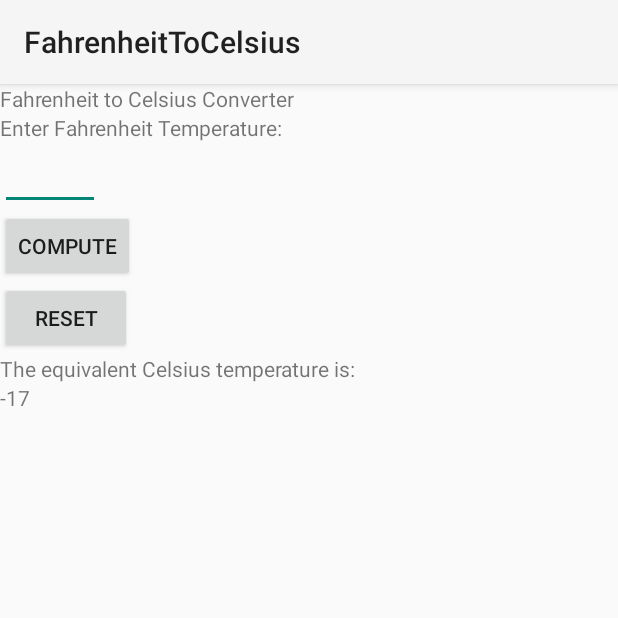
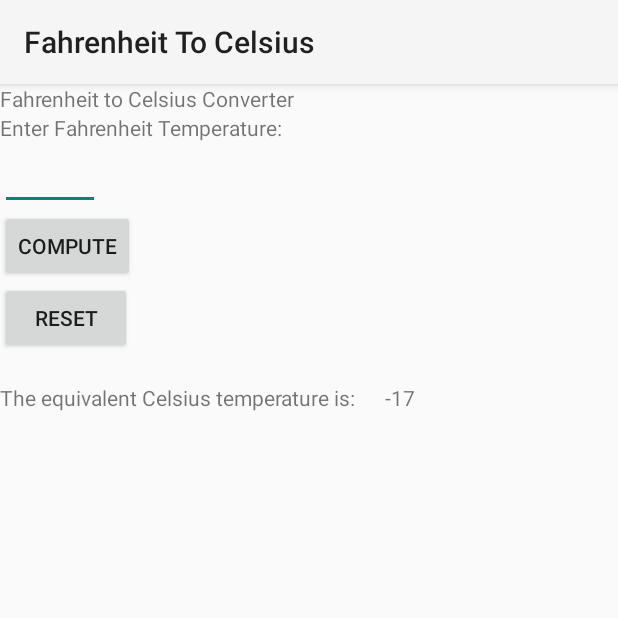
Before and after one commit to cminich/FahrenheitToCelsius, an Android app: the screen it shows after launch (MainActivity), after a tap on "COMPUTE", on a phone screen of 412 x 824 dp, the top half of it. Run offline under Robolectric (Android 15) with nearby library versions, the phone set to English and light mode, and no system bars; 1 statement that could not run was skipped.

Commit message:
using Strings.xml

```diff
--- a/app/src/main/java/com/minich/fahrenheittocelsius/MainActivity.java
+++ b/app/src/main/java/com/minich/fahrenheittocelsius/MainActivity.java
@@ -64,7 +64,8 @@ public class MainActivity extends AppCompatActivity
         TemperatureConverter  fahrenheitTemp = new TemperatureConverter();
         fahrenheitTemp.setMyFahrenheitTemp(num);
         int celsiusTemp = fahrenheitTemp.convertToCel();
-        tvCelsius.setText(celsiusTemp + "");  // cheesy but necessary evil at this stage of development
+        String outputMessage = getString(R.string.output_prompt);
+        tvCelsius.setText("" + outputMessage + celsiusTemp);  // cheesy but necessary evil at this stage of development
     }
 
     // clear input and output components
--- a/app/src/main/res/layout/activity_main.xml
+++ b/app/src/main/res/layout/activity_main.xml
@@ -41,7 +41,7 @@
 
 
     <TextView
-        android:text="The equivalent Celsius temperature is:"
+        android:text=""
         android:layout_width="wrap_content"
         android:layout_height="wrap_content" />
 
--- a/app/src/main/res/values/strings.xml
+++ b/app/src/main/res/values/strings.xml
@@ -1,3 +1,5 @@
 <resources>
-    <string name="app_name">FahrenheitToCelsius</string>
+    <string name="app_name">Fahrenheit To Celsius</string>
+    <string name="output_prompt">The equivalent Celsius temperature is:&#160;\u0020&#160;\u0020&#160;\u0020</string>
 </resources>
+<!-- &#160; or \u0020 can each be used to represent a trailing space above -->
```
